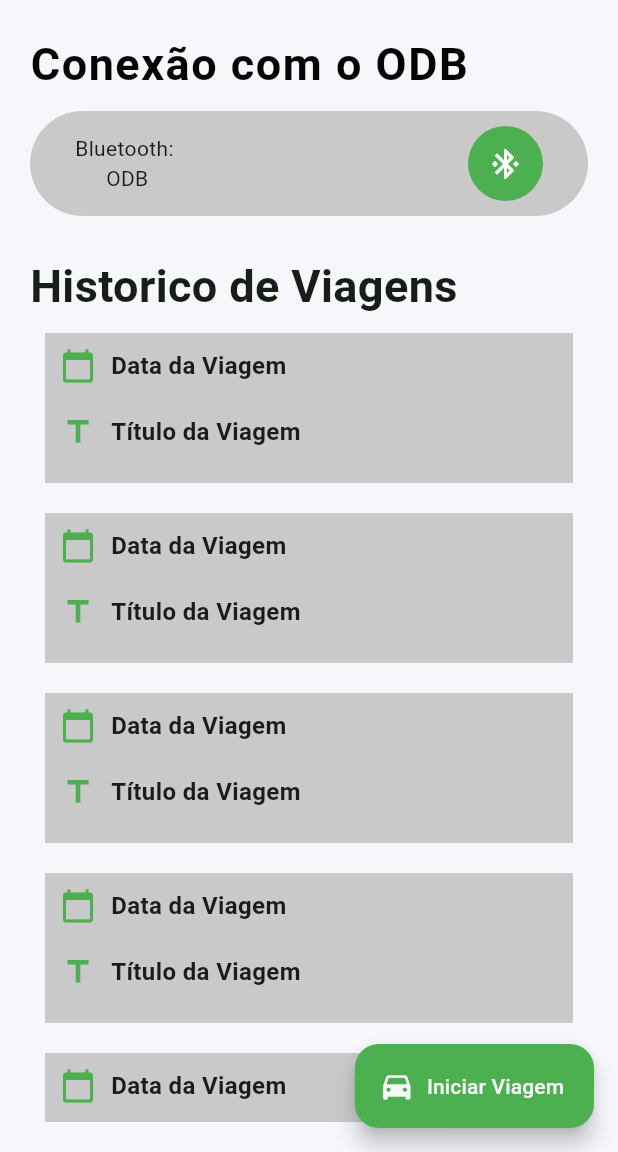
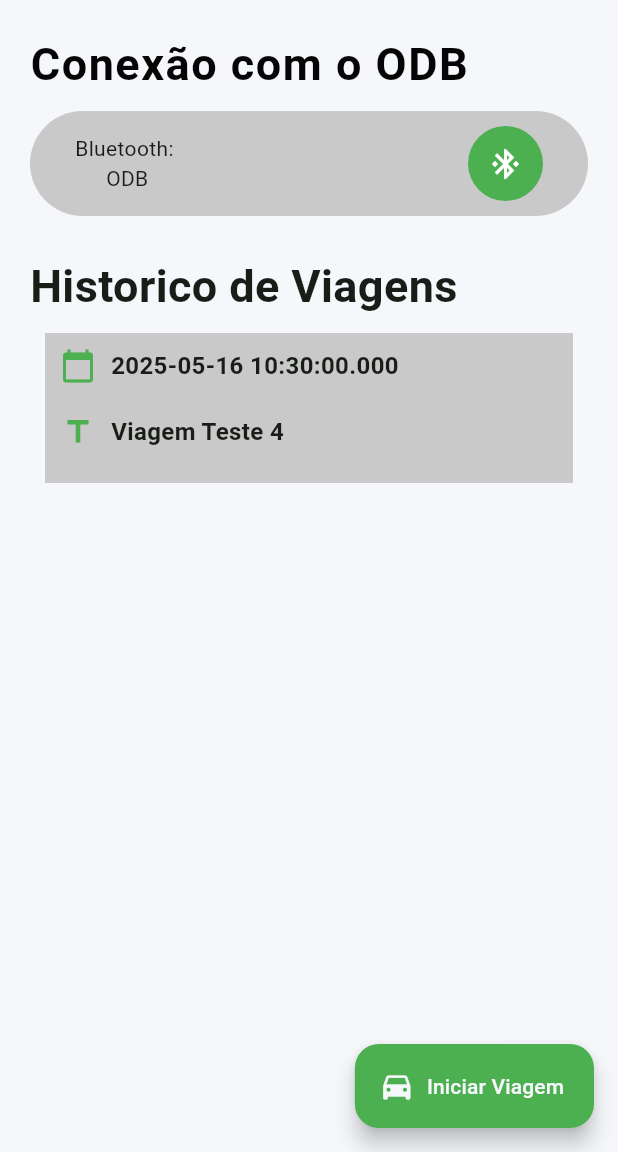
Before and after one commit to lgs8Lucas/ecoDrive, a Flutter app: the screen it shows after launch, after a tap on "Iniciar Viagem", on a phone screen of 412 x 824 dp, the part 84-1236 px from its top. Run offline on Flutter 3.47's test engine with Material 3 defaults, Android fonts, the phone set to English and light mode, and no system bars; our stand-ins replace flutter_blue_plus, sqflite; accounts and stored records are empty.

Commit message:
sqlite final

```diff
--- a/lib/pages/homePage.dart
+++ b/lib/pages/homePage.dart
@@ -71,29 +71,12 @@ class HomePage extends StatelessWidget {
           ],
         ),
       ),
-      floatingActionButton: btnIniciaViagem(),
+      floatingActionButton: btnIniciaViagem(context),
     );
   }
 
   // Função para a lista de corridas
-  Widget listaHistorico(BuildContext context) {
-    return Container(
-      child: ListView(
-        scrollDirection: Axis.vertical,
-        children: <Widget>[
-          itemViagem(context),
-          itemViagem(context),
-          itemViagem(context),
-          itemViagem(context),
-          itemViagem(context),
-          itemViagem(context),
-        ],
-      ),
-    );
-  }
-
-  // Função para os itens do historico
-  Widget itemViagem(BuildContext context) {
+  Widget itemViagem(BuildContext context, EcoDriveModel viagem) {
     return GestureDetector(
       onTap: () {
         Navigator.push(
@@ -114,7 +97,7 @@ class HomePage extends StatelessWidget {
                 Icon(Icons.calendar_today, color: AppColors.colorMain),
                 SizedBox(width: 10),
                 Text(
-                  "Data da Viagem",
+                  viagem.dataViagem.toString(), // pega do banco
                   style: TextStyle(fontSize: 16, fontWeight: FontWeight.w700),
                 ),
               ],
@@ -125,7 +108,7 @@ class HomePage extends StatelessWidget {
                 Icon(Icons.title, color: AppColors.colorMain),
                 SizedBox(width: 10),
                 Text(
-                  "Título da Viagem",
+                  viagem.nomeViagem, // pega do banco
                   style: TextStyle(fontSize: 16, fontWeight: FontWeight.w700),
                 ),
               ],
@@ -136,12 +119,39 @@ class HomePage extends StatelessWidget {
     );
   }
 
+  Widget listaHistorico(BuildContext context) {
+    return FutureBuilder<List<EcoDriveModel>>(
+      future: controller.listarViagens(),
+      builder: (context, snapshot) {
+        if (snapshot.connectionState == ConnectionState.waiting) {
+          return Center(child: CircularProgressIndicator());
+        }
+
+        final viagens = snapshot.data ?? [];
+
+        if (viagens.isEmpty) {
+          return Center(child: Text("Nenhuma viagem salva."));
+        }
+
+        return ListView.builder(
+          itemCount: viagens.length,
+          itemBuilder: (context, index) {
+            final viagem = viagens[index];
+            return itemViagem(context, viagem);
+          },
+        );
+      },
+    );
+  }
+
   // Função para o botão de iniciar viagem
-  Widget btnIniciaViagem(){
+  Widget btnIniciaViagem(BuildContext context) {
     return FloatingActionButton.extended(
-      label: Text("Iniciar Viagem", style: TextStyle(
-        color: AppColors.colorMainText,
-      ),
+      label: Text(
+        "Iniciar Viagem",
+        style: TextStyle(
+          color: AppColors.colorMainText,
+        ),
       ),
       onPressed: () async {
         final novaViagem = EcoDriveModel(
@@ -150,9 +160,15 @@ class HomePage extends StatelessWidget {
         );
         await controller.salvarViagem(novaViagem);
         print("Viagem salva com sucesso!");
+
+        Navigator.pushReplacement(
+          context,
+          MaterialPageRoute(builder: (context) => HomePage()),
+        );
       },
       backgroundColor: AppColors.colorMain,
-      icon: Icon(Icons.directions_car, color:AppColors.colorMainText),
+      icon: Icon(Icons.directions_car, color: AppColors.colorMainText),
     );
   }
+
 }
```
